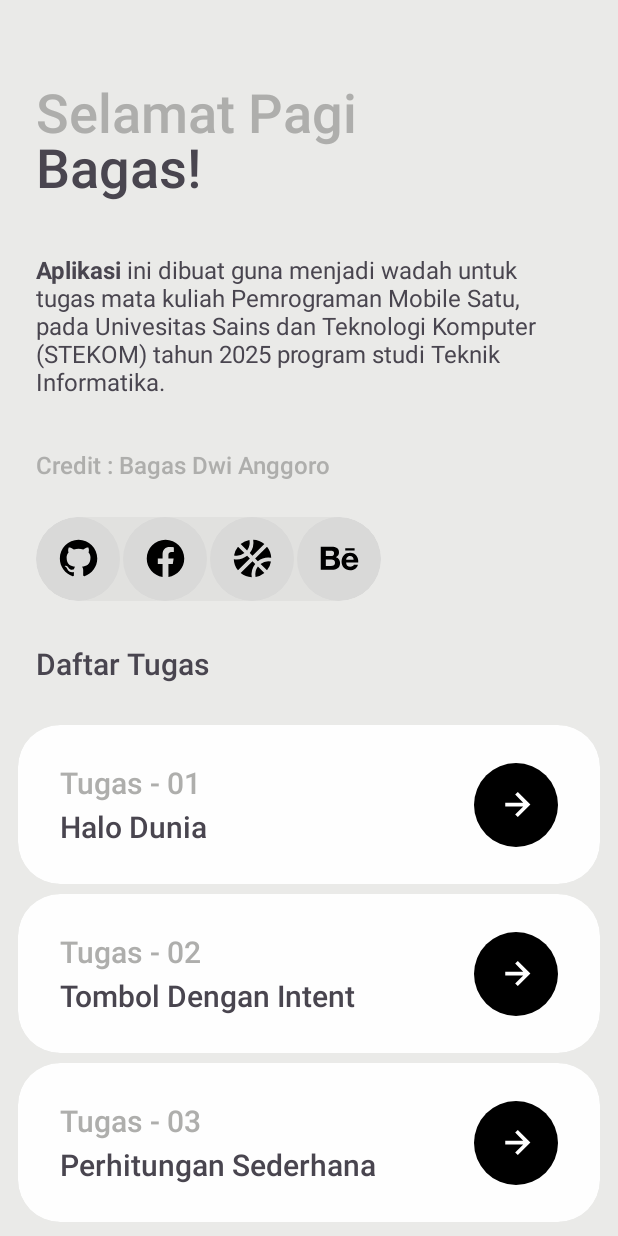
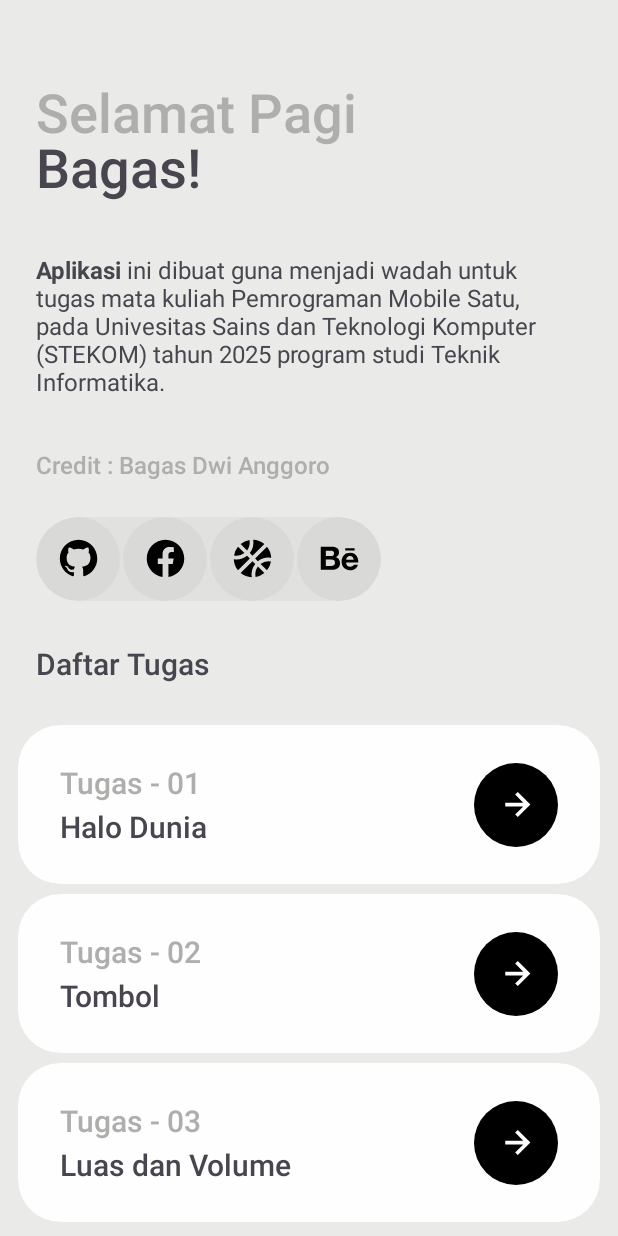
Before and after one commit to imkisi/Kotlin-study-archive, an Android app: the screen it shows after launch (MainActivity), on a phone screen of 412 x 824 dp. Run offline under Robolectric (Android 15) with nearby library versions, the light colour scheme and no system bars.

Commit message:
Update PreApp

```diff
--- a/PreApp/app/src/main/java/com/example/preapp/ActivityThree.kt
+++ b/PreApp/app/src/main/java/com/example/preapp/ActivityThree.kt
@@ -38,7 +38,7 @@ class ActivityThree : AppCompatActivity() {
             val base = triangBaseEditText.text.toString().toDoubleOrNull() ?: 0.0
             val height = triangleHeightEditText.text.toString().toDoubleOrNull() ?: 0.0
 
-            val area = 0.5 * base * height
+            val area = (1.0 / 3.0) * 3.14 * base * base * height
 
             triangleOutputTextView.text = area.toString()
 
--- a/PreApp/app/src/main/res/layout/activity_three.xml
+++ b/PreApp/app/src/main/res/layout/activity_three.xml
@@ -102,13 +102,13 @@
             android:textFontWeight="500"
             android:textColor="#AEAEAC"
             style="@style/about"
-            android:text="Luas Segitiga"/>
+            android:text="Volume Kerucut"/>
 
         <com.google.android.material.textfield.TextInputLayout
             android:layout_width="match_parent"
             android:layout_height="wrap_content"
             android:layout_marginTop="20dp"
-            android:hint="Alas"
+            android:hint="Jari - Jari"
             app:hintTextAppearance="@style/TextAppearance.App.TextInputLayout.HintText"
             app:boxBackgroundMode="none">
             <com.google.android.material.textfield.TextInputEditText
@@ -147,7 +147,7 @@
             android:layout_marginTop="10dp"
             android:layout_marginHorizontal="16dp"
             style="@style/about"
-            android:text="Luas Segitiga"/>
+            android:text="Volume Kerucut"/>
 
         <TextView
             android:id="@+id/triangleOutput"
--- a/PreApp/app/src/main/res/values/strings.xml
+++ b/PreApp/app/src/main/res/values/strings.xml
@@ -10,12 +10,12 @@
     <string name="widget.title.three">Tugas - 03</string>
     <string name="widget.title.four">Tugas - 04</string>
     <string name="widget.subject.one">Halo Dunia</string>
-    <string name="widget.subject.two">Tombol Dengan Intent</string>
-    <string name="widget.subject.three">Perhitungan Sederhana</string>
+    <string name="widget.subject.two">Tombol</string>
+    <string name="widget.subject.three">Luas dan Volume</string>
     <string name="widget.subject.four">Hello World</string>
 
     <string name="welcome">Selamat Datang di Universitas STEKOM</string>
-    <string name="address">Jl. Majapahit No 605 Semarang\nTelp: 024–6170144, 024-7600452\nWebsite www.stekom.ac.id</string>
+    <string name="address">Jl. Majapahit No 605 Semarang Telp: 024–6170144, 024-7600452 Website www.stekom.ac.id</string>
     <string name="nim">NIM : 1123100125</string>
     <string name="name">Nama : Bagas Dwi Anggoro</string>
     <string name="kelas">Kelas : TI-23</string>
```
